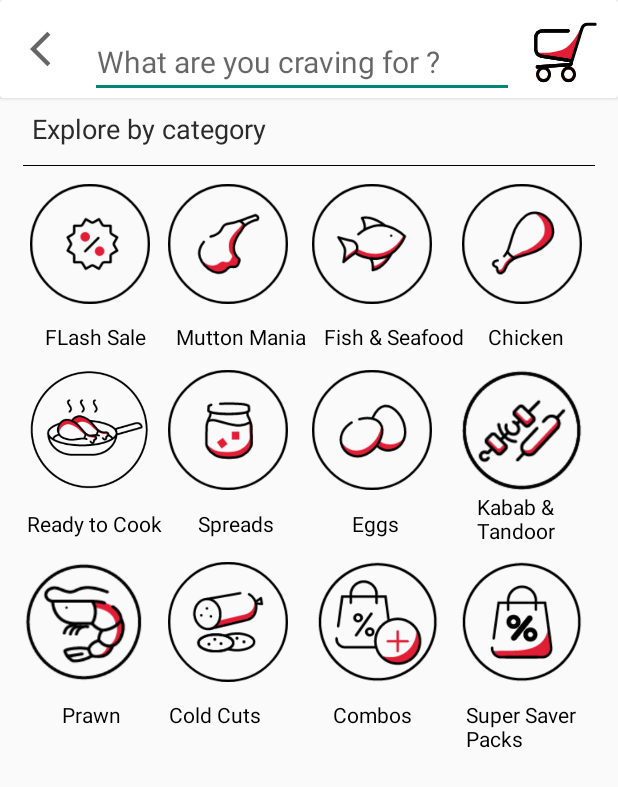
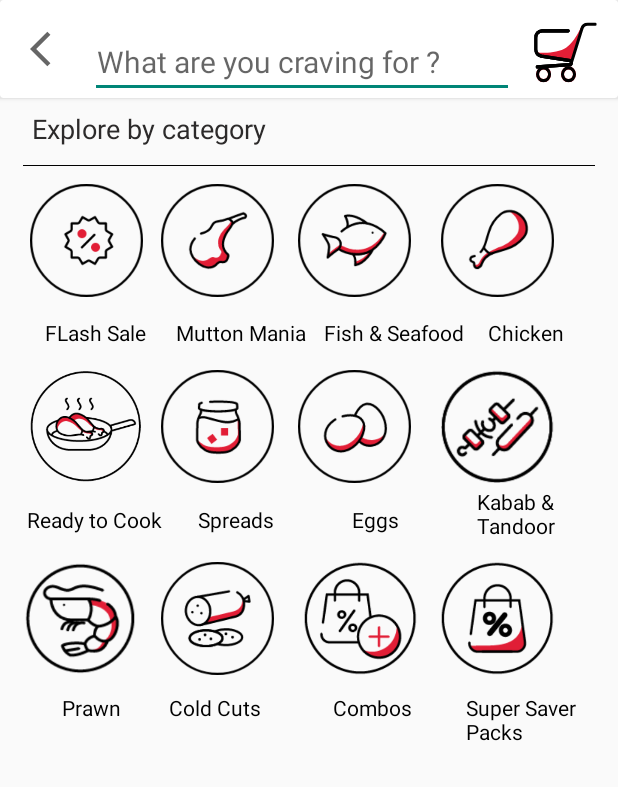
Before and after one commit to sainath-AI/Licious, an Android app: the SearchActivity screen opened directly, with no data from a screen before it, on a phone screen of 412 x 824 dp. Shown: the top 787 px of the screen. Run offline under Robolectric (Android 15) with nearby library versions, the light colour scheme and no system bars; Roboto replaces fonts that are not available here.

Commit message:
merge with layouts

```diff
--- a/app/src/main/java/com/masai/licious/NotificationsOffers.java
+++ b/app/src/main/java/com/masai/licious/NotificationActivity.java
@@ -1,14 +1,13 @@
 package com.masai.licious;
 
 import androidx.appcompat.app.AppCompatActivity;
-
 import android.os.Bundle;
 
-public class NotificationsOffers extends AppCompatActivity {
+public class NotificationActivity extends AppCompatActivity {
 
     @Override
     protected void onCreate(Bundle savedInstanceState) {
         super.onCreate(savedInstanceState);
-        setContentView(R.layout.activity_notifications_offers);
+        setContentView(R.layout.activity_notification);
     }
 }
--- a/app/src/main/res/layout/activity_search.xml
+++ b/app/src/main/res/layout/activity_search.xml
@@ -9,8 +9,8 @@
 
     <ImageView
         android:id="@+id/imageView26"
-        android:layout_width="@dimen/dp_80"
-        android:layout_height="@dimen/dp_80"
+        android:layout_width="@dimen/dp_75"
+        android:layout_height="@dimen/dp_75"
         android:layout_marginStart="20dp"
         android:layout_marginBottom="252dp"
         app:layout_constraintBottom_toBottomOf="@+id/imageView8"
@@ -19,8 +19,8 @@
 
     <ImageView
         android:id="@+id/imageView25"
-        android:layout_width="@dimen/dp_80"
-        android:layout_height="@dimen/dp_80"
+        android:layout_width="@dimen/dp_75"
+        android:layout_height="@dimen/dp_75"
         android:layout_marginStart="16dp"
         android:layout_marginBottom="252dp"
         app:layout_constraintBottom_toBottomOf="@+id/imageView6"
@@ -29,8 +29,8 @@
 
     <ImageView
         android:id="@+id/imageView27"
-        android:layout_width="@dimen/dp_80"
-        android:layout_height="@dimen/dp_80"
+        android:layout_width="@dimen/dp_75"
+        android:layout_height="@dimen/dp_75"
         android:layout_marginStart="@dimen/dp_16"
         android:layout_marginTop="12dp"
         app:layout_constraintEnd_toEndOf="parent"
@@ -41,8 +41,8 @@
 
     <ImageView
         android:id="@+id/imageView28"
-        android:layout_width="@dimen/dp_80"
-        android:layout_height="@dimen/dp_80"
+        android:layout_width="@dimen/dp_75"
+        android:layout_height="@dimen/dp_75"
         android:layout_marginStart="16dp"
         android:layout_marginBottom="252dp"
         app:layout_constraintBottom_toBottomOf="@+id/imageView5"
@@ -51,8 +51,8 @@
 
     <ImageView
         android:id="@+id/imageView21"
-        android:layout_width="@dimen/dp_80"
-        android:layout_height="@dimen/dp_80"
+        android:layout_width="@dimen/dp_75"
+        android:layout_height="@dimen/dp_75"
         android:layout_marginStart="16dp"
         android:layout_marginBottom="128dp"
         app:layout_constraintBottom_toBottomOf="@+id/imageView6"
@@ -61,8 +61,8 @@
 
     <ImageView
         android:id="@+id/imageView23"
-        android:layout_width="@dimen/dp_80"
-        android:layout_height="@dimen/dp_80"
+        android:layout_width="@dimen/dp_75"
+        android:layout_height="@dimen/dp_75"
         android:layout_marginStart="20dp"
         android:layout_marginBottom="128dp"
         app:layout_constraintBottom_toBottomOf="@+id/imageView8"
@@ -71,8 +71,8 @@
 
     <ImageView
         android:id="@+id/imageView24"
-        android:layout_width="@dimen/dp_80"
-        android:layout_height="@dimen/dp_80"
+        android:layout_width="@dimen/dp_75"
+        android:layout_height="@dimen/dp_75"
         android:layout_marginStart="@dimen/dp_16"
         android:layout_marginTop="136dp"
         app:layout_constraintEnd_toEndOf="parent"
@@ -83,8 +83,8 @@
 
     <ImageView
         android:id="@+id/imageView22"
-        android:layout_width="@dimen/dp_80"
-        android:layout_height="@dimen/dp_80"
+        android:layout_width="@dimen/dp_75"
+        android:layout_height="@dimen/dp_75"
         android:layout_marginStart="16dp"
         android:layout_marginBottom="128dp"
         app:layout_constraintBottom_toBottomOf="@+id/imageView5"
@@ -93,8 +93,8 @@
 
     <ImageView
         android:id="@+id/imageView6"
-        android:layout_width="@dimen/dp_80"
-        android:layout_height="@dimen/dp_80"
+        android:layout_width="@dimen/dp_75"
+        android:layout_height="@dimen/dp_75"
         android:layout_marginStart="@dimen/dp_16"
         android:layout_marginTop="264dp"
         app:layout_constraintEnd_toEndOf="parent"
@@ -105,8 +105,8 @@
 
     <ImageView
         android:id="@+id/imageView7"
-        android:layout_width="@dimen/dp_80"
-        android:layout_height="@dimen/dp_80"
+        android:layout_width="@dimen/dp_75"
+        android:layout_height="@dimen/dp_75"
         android:layout_marginStart="16dp"
         app:layout_constraintBottom_toBottomOf="@+id/imageView8"
         app:layout_constraintStart_toStartOf="parent"
@@ -114,8 +114,8 @@
 
     <ImageView
         android:id="@+id/imageView8"
-        android:layout_width="@dimen/dp_80"
-        android:layout_height="@dimen/dp_80"
+        android:layout_width="@dimen/dp_75"
+        android:layout_height="@dimen/dp_75"
         android:layout_marginStart="16dp"
         app:layout_constraintBottom_toBottomOf="@+id/imageView5"
         app:layout_constraintStart_toEndOf="@+id/imageView7"
@@ -191,8 +191,8 @@
 
     <ImageView
         android:id="@+id/imageView5"
-        android:layout_width="@dimen/dp_80"
-        android:layout_height="@dimen/dp_80"
+        android:layout_width="@dimen/dp_75"
+        android:layout_height="@dimen/dp_75"
         android:layout_marginStart="20dp"
         app:layout_constraintBottom_toBottomOf="@+id/imageView6"
         app:layout_constraintStart_toEndOf="@+id/imageView8"
```
Also changed, not shown: app/src/main/AndroidManifest.xml (+13 -16 lines), app/src/main/java/com/masai/licious/ReferEarnActivity.java (+1 -8 lines), app/src/main/java/com/masai/licious/activities/HomeActivity.java (+19 -12 lines), app/src/main/res/layout/activity_notification.xml (added, +10 -0 lines).
